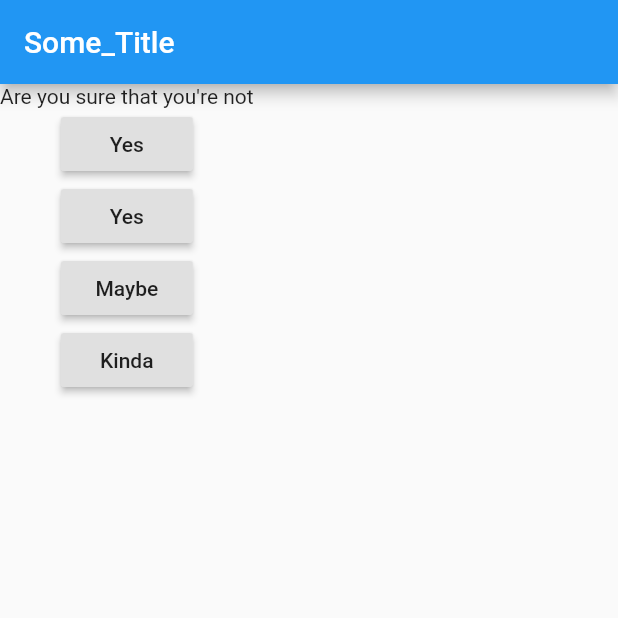
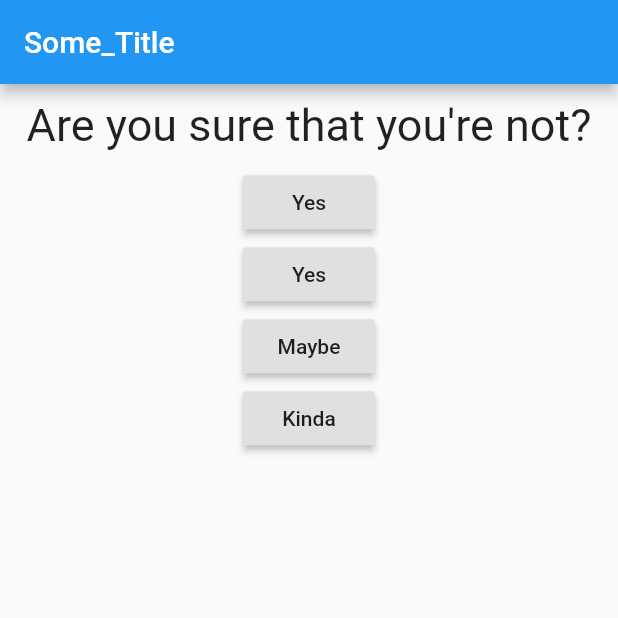
Before and after one commit to NEONSOLISALPHA/udemy-quiz-app, a Flutter app: the screen it shows after launch, after a tap on "Yes", on a phone screen of 412 x 824 dp, the top half of it. Run offline on Flutter 3.47's test engine with Material 2 defaults, Android fonts, the phone set to English and light mode, and no system bars.

Commit message:
added styling options to Question Widget in new question.dart file and made questionIndex, MyAppState, answerQuestion private.

```diff
--- a/lib/main.dart
+++ b/lib/main.dart
@@ -1,27 +1,29 @@
 import 'package:flutter/cupertino.dart';
 import 'package:flutter/material.dart';
+
+import './question.dart';
 
 void main() => runApp(MyApp());
 
 class MyApp extends StatefulWidget {
   @override
   State<StatefulWidget> createState() {
-    return MyAppState();
+    return _MyAppState();
   }
 }
 
-class MyAppState extends State<MyApp> {
-  var questionIndex = 0;
+class _MyAppState extends State<MyApp> {
+  var _questionIndex = 0;
 
   var questions = [
     'Are you Dumb?',
-    'Are you sure that you\'re not',
+    'Are you sure that you\'re not?',
   ];
 
-  void answerQuestion() {
+  void _answerQuestion() {
     setState(() {
-      questionIndex++;
-      print('Answer ' + questions[questionIndex] + 'chosen');
+      _questionIndex++;
+      print('Answer ' + questions[_questionIndex] + 'chosen');
     });
   }
 
@@ -32,22 +34,22 @@ class MyAppState extends State<MyApp> {
         title: Text('Some_Title'),
       ),
       body: Column(children: [
-        Text(questions[questionIndex]),
+        Question(questions[_questionIndex]),
         RaisedButton(
           child: Text('Yes'),
-          onPressed: answerQuestion,
+          onPressed: _answerQuestion,
         ),
         RaisedButton(
           child: Text('Yes'),
-          onPressed: answerQuestion,
+          onPressed: _answerQuestion,
         ),
         RaisedButton(
           child: Text('Maybe'),
-          onPressed: answerQuestion,
+          onPressed: _answerQuestion,
         ),
         RaisedButton(
           child: Text('Kinda'),
-          onPressed: answerQuestion,
+          onPressed: _answerQuestion,
         ),
       ]),
     ));
--- /dev/null
+++ b/lib/question.dart
@@ -0,0 +1,20 @@
+import 'package:flutter/material.dart';
+
+class Question extends StatelessWidget {
+  final String questionText;
+
+  Question(this.questionText);
+
+  @override
+  Widget build(BuildContext context) {
+    return Container(
+      width: double.infinity,
+      margin: EdgeInsets.all(10),
+      child: Text(
+        questionText,
+        style: TextStyle(fontSize: 30),
+        textAlign: TextAlign.center,
+      ),
+    );
+  }
+}
```
